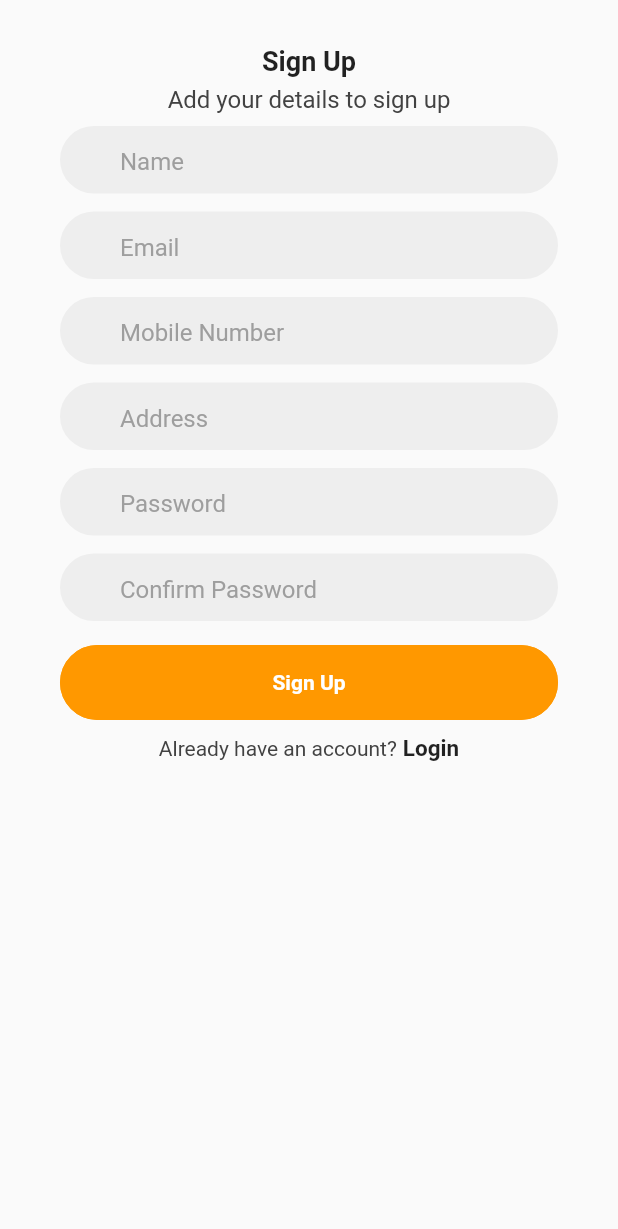
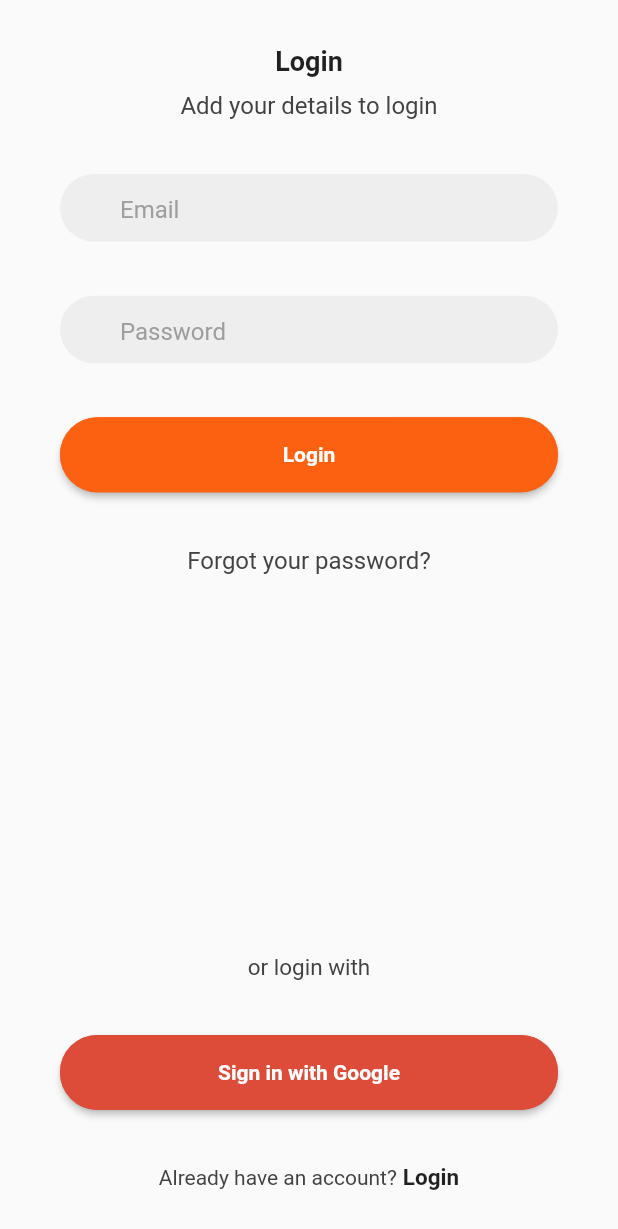
Before and after one commit to urvashi2410/Foodiez, a Flutter app: the screen it shows after launch, on a phone screen of 412 x 824 dp. Shown: the top 1229 px of the screen. Run offline on Flutter 3.47's test engine with Material 2 defaults, Android fonts, the phone set to English and light mode, and no system bars; our stand-ins replace firebase_auth, firebase_core, google_sign_in; accounts and stored records are empty.

```diff
--- /dev/null
+++ b/food_delivery/lib/Constants/colors.dart
@@ -0,0 +1,9 @@
+import 'package:flutter/material.dart';
+
+class AppColor {
+  static const orange = Color(0xFFFC6011);
+  static const primary = Color(0xFF4A4B4D);
+  static const secondary = Color(0xFF7C7D7E);
+  static const placeholder = Color(0xFFB6B7B7);
+  static const placeholderBg = Color(0xFFF2F2F2);
+}
--- /dev/null
+++ b/food_delivery/lib/Pages/login_page.dart
@@ -0,0 +1,119 @@
+import 'package:flutter/material.dart';
+import 'package:food_delivery/Constants/colors.dart';
+import 'package:food_delivery/Firebase/authentication.dart';
+import 'package:food_delivery/Widgets/custom_input.dart';
+import 'package:google_sign_in/google_sign_in.dart';
+
+class LoginPage extends StatelessWidget {
+  const LoginPage({Key? key}) : super(key: key);
+
+  @override
+  Widget build(BuildContext context) {
+    return Scaffold(
+        body: SafeArea(
+      child: Padding(
+        padding: const EdgeInsets.symmetric(vertical: 30, horizontal: 40),
+        child: Column(
+          children: [
+            Text(
+              'Login',
+              style: TextStyle(fontWeight: FontWeight.bold, fontSize: 18),
+            ),
+            SizedBox(
+              height: 10,
+            ),
+            Text(
+              'Add your details to login',
+              style: TextStyle(color: Colors.grey[800], fontSize: 16),
+            ),
+            const Spacer(),
+            CustomTextInput(hintText: 'Email'),
+            const Spacer(),
+            CustomTextInput(hintText: 'Password'),
+            const Spacer(),
+            SizedBox(
+              width: double.infinity,
+              height: 50,
+              child: ElevatedButton(
+                style: ButtonStyle(
+                  backgroundColor: MaterialStateProperty.all(AppColor.orange),
+                  shape: MaterialStateProperty.all(StadiumBorder(
+                    side: BorderSide(
+                      color: AppColor.orange,
+                      width: 1.5,
+                    ),
+                  )),
+                ),
+                onPressed: () {
+                },
+                child: const Text(
+                  'Login',
+                  style: TextStyle(
+                    color: Colors.white,
+                    fontWeight: FontWeight.bold,
+                  ),
+                ),
+              ),
+            ),
+            const Spacer(),
+            Text(
+              'Forgot your password?',
+              style: TextStyle(color: Colors.grey[800], fontSize: 16),
+            ),
+            const Spacer(
+              flex: 7,
+            ),
+            Text(
+              'or login with',
+              style: TextStyle(color: Colors.grey[800], fontSize: 15),
+            ),
+            const Spacer(),
+            SizedBox(
+              width: double.infinity,
+              height: 50,
+              child: ElevatedButton(
+                style: ButtonStyle(
+                  backgroundColor: MaterialStateProperty.all(Color(0xFFDD4B39)),
+                  shape: MaterialStateProperty.all(StadiumBorder(
+                    side: BorderSide(color: Color(0xFFDD4B39), width: 1.5),
+                  )),
+                ),
+                onPressed: (){
+                  print("test");
+                  Authentication.signInWithGoogle(context: context)
+                      .then((value) {
+                    print("Logged in");
+                  });
+                },
+                child: Text(
+                  'Sign in with Google',
+                  style: TextStyle(
+                    color: Colors.white,
+                    fontWeight: FontWeight.bold,
+                  ),
+                ),
+              ),
+            ),
+            const Spacer(),
+            Row(
+              mainAxisAlignment: MainAxisAlignment.center,
+              children: [
+                Text(
+                  'Already have an account?',
+                  style: TextStyle(color: Colors.grey[800]),
+                ),
+                SizedBox(
+                  width: 4,
+                ),
+                Text(
+                  'Login',
+                  style: TextStyle(fontWeight: FontWeight.bold, fontSize: 15),
+                )
+              ],
+            )
+          ],
+        ),
+      ),
+    ));
+  }
+}
--- /dev/null
+++ b/food_delivery/lib/Pages/pages.dart
@@ -0,0 +1,3 @@
+export 'landing_page.dart';
+export 'login_page.dart';
+export 'signup_screen.dart';
--- a/food_delivery/lib/Pages/signup_screen.dart
+++ b/food_delivery/lib/Pages/signup_screen.dart
@@ -1,4 +1,5 @@
 import 'package:flutter/material.dart';
+import 'package:food_delivery/Constants/colors.dart';
 import 'package:food_delivery/Widgets/custom_input.dart';
 
 class SignUpScreen extends StatelessWidget {
@@ -10,56 +11,41 @@ class SignUpScreen extends StatelessWidget {
         body: SafeArea(
       child: Padding(
         padding: const EdgeInsets.symmetric(vertical: 30, horizontal: 40),
-        child: SingleChildScrollView(
-          scrollDirection: Axis.vertical,
         child: Column(
           children: [
             Text(
               'Sign Up',
               style: TextStyle(fontWeight: FontWeight.bold, fontSize: 18),
             ),
-              SizedBox(
-                height: 6,
-              ),
+            SizedBox(height: 10,),
             Text(
               'Add your details to sign up',
               style: TextStyle(color: Colors.grey[800], fontSize: 16),
             ),
-              SizedBox(
-                height: 8,
-              ),
+            const Spacer(),
             CustomTextInput(hintText: 'Name'),
-              SizedBox(
-                height: 12,
-              ),
+            const Spacer(),
             CustomTextInput(hintText: 'Email'),
-              SizedBox(
-                height: 12,
-              ),
+            const Spacer(),
             CustomTextInput(hintText: 'Mobile Number'),
-              SizedBox(
-                height: 12,
-              ),
+            const Spacer(),
             CustomTextInput(hintText: 'Address'),
-              SizedBox(
-                height: 12,
-              ),
+            const Spacer(),
             CustomTextInput(hintText: 'Password'),
-              SizedBox(
-                height: 12,
-              ),
+            const Spacer(),
             CustomTextInput(hintText: 'Confirm Password'),
-              SizedBox(
-                height: 16,
-              ),
+            const Spacer(flex: 5,),
             SizedBox(
               width: double.infinity,
               height: 50,
               child: ElevatedButton(
                 style: ButtonStyle(
-                    backgroundColor: MaterialStateProperty.all(Colors.orange),
+                  backgroundColor: MaterialStateProperty.all(AppColor.orange),
                   shape: MaterialStateProperty.all(StadiumBorder(
-                      side: BorderSide(color: Colors.orange, width: 1.5),
+                    side: BorderSide(
+                      color: AppColor.orange,
+                      width: 1.5
+                    ),
                   )),
                 ),
                 onPressed: null,
@@ -70,7 +56,7 @@ class SignUpScreen extends StatelessWidget {
                 ),
               ),
             ),
-              SizedBox(height: 10),
+            const Spacer(),
             Row(
               mainAxisAlignment: MainAxisAlignment.center,
               children: [
@@ -92,7 +78,6 @@ class SignUpScreen extends StatelessWidget {
           ],
         ),
       ),
-      ),
     ));
   }
 }
--- a/food_delivery/lib/main.dart
+++ b/food_delivery/lib/main.dart
@@ -1,8 +1,11 @@
 import 'package:flutter/material.dart';
-import 'package:food_delivery/Pages/signup_screen.dart';
+import 'Pages/pages.dart';
+import 'package:firebase_core/firebase_core.dart';
 
-void main() {
-  runApp(const MyApp());
+void main() async {
+  WidgetsFlutterBinding.ensureInitialized();
+  await Firebase.initializeApp();
+  runApp(MyApp());
 }
 
 class MyApp extends StatelessWidget {
@@ -13,7 +16,7 @@ class MyApp extends StatelessWidget {
   Widget build(BuildContext context) {
     return const MaterialApp(
       debugShowCheckedModeBanner: false,
-      home: SignUpScreen(),
+      home: LoginPage(),
     );
   }
 }
--- a/food_delivery/pubspec.yaml
+++ b/food_delivery/pubspec.yaml
@@ -34,7 +34,9 @@ dependencies:
   # The following adds the Cupertino Icons font to your application.
   # Use with the CupertinoIcons class for iOS style icons.
   cupertino_icons: ^1.0.2
-  flutter_signin_button: ^2.0.0
+  firebase_core: ^1.12.0
+  google_sign_in: ^5.2.3
+  firebase_auth: ^3.3.6
 
 dev_dependencies:
   flutter_test:
```
Also changed, not shown: food_delivery/lib/Firebase/authentication.dart (added, +42 -0 lines), food_delivery/lib/Pages/home_page.dart (added, +13 -0 lines), food_delivery/pubspec.lock, 3 other files. Lines whose indentation alone changed are shown as unchanged.
